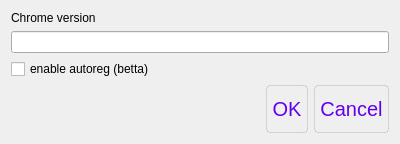
First picture: the form in UI/settings_main.ui, repository Stefan12321/account_manager, before the edit.
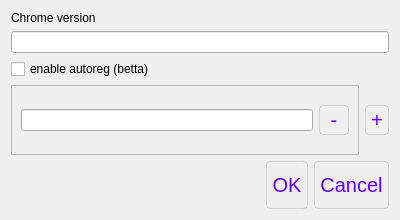
Second picture: the form after the edit.

Commit message: Version 0.4 added onload pages manipulation

The edit to the form file:
```diff
--- a/UI/settings_main.ui
+++ b/UI/settings_main.ui
@@ -7,7 +7,7 @@
     <x>0</x>
     <y>0</y>
     <width>400</width>
-    <height>142</height>
+    <height>219</height>
    </rect>
   </property>
   <property name="windowTitle">
@@ -49,6 +49,87 @@
      </property>
     </widget>
    </item>
+   <item>
+    <layout class="QHBoxLayout" name="horizontalLayout_3">
+     <item>
+      <widget class="QScrollArea" name="scrollArea">
+       <property name="locale">
+        <locale language="Russian" country="Ukraine"/>
+       </property>
+       <property name="widgetResizable">
+        <bool>true</bool>
+       </property>
+       <widget class="QWidget" name="scrollAreaWidgetContents">
+        <property name="geometry">
+         <rect>
+          <x>0</x>
+          <y>0</y>
+          <width>346</width>
+          <height>67</height>
+         </rect>
+        </property>
+        <layout class="QVBoxLayout" name="verticalLayout_2">
+         <item>
+          <layout class="QHBoxLayout" name="horizontalLayout_2">
+           <item>
+            <widget class="QLineEdit" name="lineEditAddPage">
+             <property name="sizePolicy">
+              <sizepolicy hsizetype="Preferred" vsizetype="Fixed">
+               <horstretch>0</horstretch>
+               <verstretch>0</verstretch>
+              </sizepolicy>
+             </property>
+            </widget>
+           </item>
+           <item>
+            <widget class="QPushButton" name="pushButton_remove_page">
+             <property name="enabled">
+              <bool>true</bool>
+             </property>
+             <property name="sizePolicy">
+              <sizepolicy hsizetype="Maximum" vsizetype="Maximum">
+               <horstretch>0</horstretch>
+               <verstretch>0</verstretch>
+              </sizepolicy>
+             </property>
+             <property name="maximumSize">
+              <size>
+               <width>30</width>
+               <height>30</height>
+              </size>
+             </property>
+             <property name="text">
+              <string>-</string>
+             </property>
+            </widget>
+           </item>
+          </layout>
+         </item>
+        </layout>
+       </widget>
+      </widget>
+     </item>
+     <item>
+      <widget class="QPushButton" name="pushButton_add_page">
+       <property name="sizePolicy">
+        <sizepolicy hsizetype="Maximum" vsizetype="Maximum">
+         <horstretch>0</horstretch>
+         <verstretch>0</verstretch>
+        </sizepolicy>
+       </property>
+       <property name="maximumSize">
+        <size>
+         <width>30</width>
+         <height>30</height>
+        </size>
+       </property>
+       <property name="text">
+        <string>+</string>
+       </property>
+      </widget>
+     </item>
+    </layout>
+   </item>
    <item>
     <widget class="QDialogButtonBox" name="buttonBox">
      <property name="orientation">
```
The commit also changes 7 other files.
